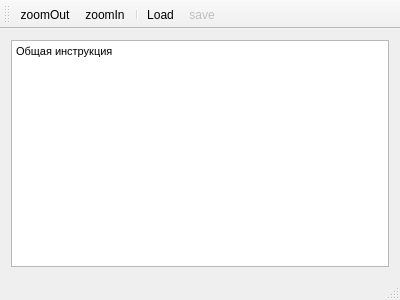
The window that view/mainwindow.ui (ASGAlex/amdhauer) describes before a commit, drawn with Qt 5.
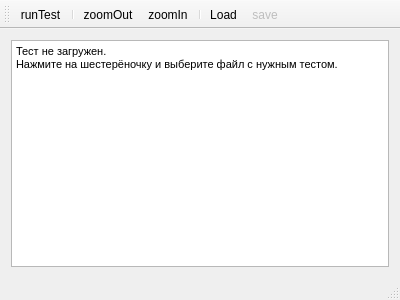
The same window after the commit. Icons and pictures are not drawn.

Commit message: Возможность выбрать произвольный тест. Нет загрузки теста по-умолчанию из папки data.

Patch:
```diff
--- a/view/mainwindow.ui
+++ b/view/mainwindow.ui
@@ -30,7 +30,8 @@
 &lt;html&gt;&lt;head&gt;&lt;meta name=&quot;qrichtext&quot; content=&quot;1&quot; /&gt;&lt;style type=&quot;text/css&quot;&gt;
 p, li { white-space: pre-wrap; }
 &lt;/style&gt;&lt;/head&gt;&lt;body style=&quot; font-family:'MS Shell Dlg 2'; font-size:8.25pt; font-weight:400; font-style:normal;&quot;&gt;
-&lt;p style=&quot; margin-top:0px; margin-bottom:0px; margin-left:0px; margin-right:0px; -qt-block-indent:0; text-indent:0px;&quot;&gt;Общая инструкция&lt;/p&gt;&lt;/body&gt;&lt;/html&gt;</string>
+&lt;p style=&quot; margin-top:0px; margin-bottom:0px; margin-left:0px; margin-right:0px; -qt-block-indent:0; text-indent:0px;&quot;&gt;Тест не загружен. &lt;/p&gt;
+&lt;p style=&quot; margin-top:0px; margin-bottom:0px; margin-left:0px; margin-right:0px; -qt-block-indent:0; text-indent:0px;&quot;&gt;Нажмите на шестерёночку и выберите файл с нужным тестом.&lt;/p&gt;&lt;/body&gt;&lt;/html&gt;</string>
         </property>
        </widget>
       </item>
@@ -61,6 +62,8 @@
    <attribute name="toolBarBreak">
     <bool>false</bool>
    </attribute>
+   <addaction name="actionRunTest"/>
+   <addaction name="separator"/>
    <addaction name="actionZoomOut"/>
    <addaction name="actionZoomIn"/>
    <addaction name="separator"/>
@@ -131,6 +134,15 @@
     <string>Ctrl+O</string>
    </property>
   </action>
+  <action name="actionRunTest">
+   <property name="icon">
+    <iconset resource="../resources.qrc">
+     <normaloff>:/res/icons/system-run.png</normaloff>:/res/icons/system-run.png</iconset>
+   </property>
+   <property name="text">
+    <string>runTest</string>
+   </property>
+  </action>
  </widget>
  <layoutdefault spacing="6" margin="11"/>
  <resources>
```
The commit also changes 6 other files.
